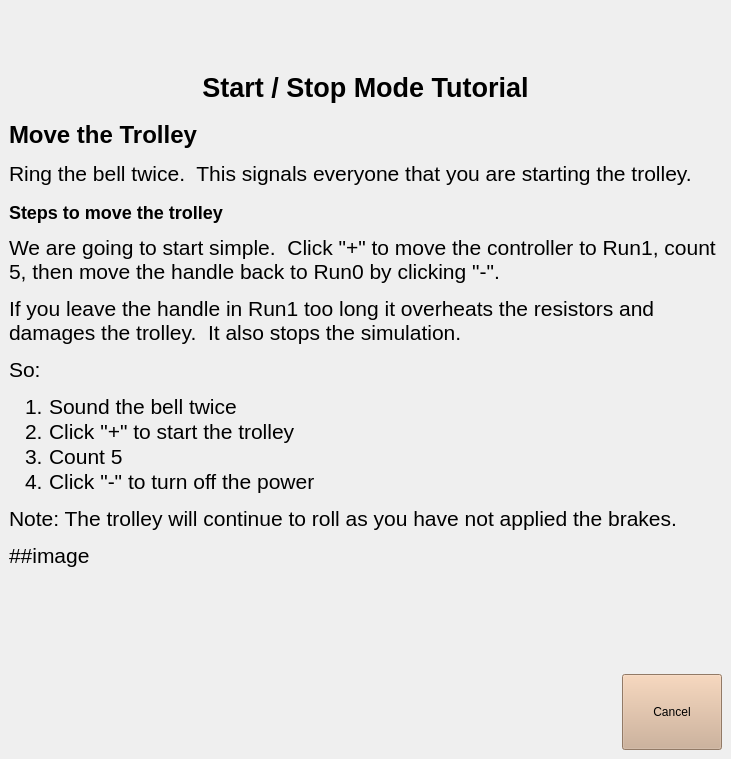
The window that start.7.ui (oualline/trolley.sim) describes before a commit, drawn with Qt 5.
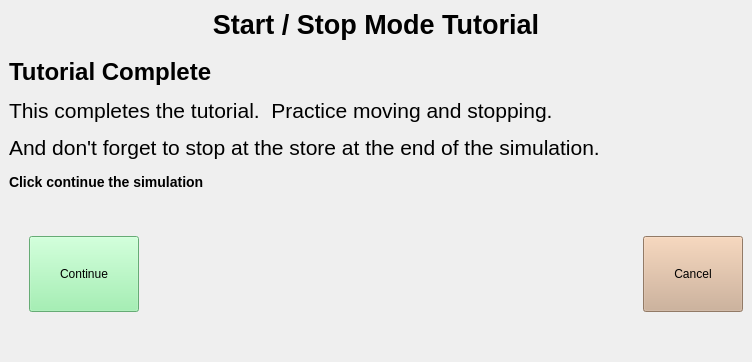
The same window after the commit.

Commit message: Start/Stop tutorial almost working

Patch:
```diff
--- a/start.7.ui
+++ b/start.7.ui
@@ -9,8 +9,8 @@
    <rect>
     <x>0</x>
     <y>0</y>
-    <width>731</width>
-    <height>759</height>
+    <width>752</width>
+    <height>362</height>
    </rect>
   </property>
   <property name="windowTitle">
@@ -28,21 +28,10 @@
 p, li { white-space: pre-wrap; }
 &lt;/style&gt;&lt;/head&gt;&lt;body style=&quot; font-family:'Ubuntu'; font-size:16pt; font-weight:400; font-style:normal;&quot;&gt;
 &lt;p align=&quot;center&quot; style=&quot; margin-top:12px; margin-bottom:12px; margin-left:0px; margin-right:0px; -qt-block-indent:0; text-indent:0px;&quot;&gt;&lt;span style=&quot; font-size:20pt; font-weight:600;&quot;&gt;Start / Stop Mode Tutorial&lt;/span&gt;&lt;/p&gt;
-&lt;h1 style=&quot; margin-top:18px; margin-bottom:12px; margin-left:0px; margin-right:0px; -qt-block-indent:0; text-indent:0px;&quot;&gt;&lt;span style=&quot; font-size:xx-large; font-weight:600;&quot;&gt;Move the Trolley&lt;/span&gt;&lt;/h1&gt;
-&lt;p style=&quot; margin-top:12px; margin-bottom:12px; margin-left:0px; margin-right:0px; -qt-block-indent:0; text-indent:0px;&quot;&gt;Ring the bell twice.  This signals everyone that you are starting the trolley.&lt;/p&gt;
-&lt;H2&gt;Steps to move the trolley&lt;/H2&gt;
-&lt;p style=&quot; margin-top:12px; margin-bottom:12px; margin-left:0px; margin-right:0px; -qt-block-indent:0; text-indent:0px;&quot;&gt;We are going to start simple.  Click &amp;quot;+&amp;quot; to move the controller to Run1, count 5, then move the handle back to Run0 by clicking &amp;quot;-&amp;quot;.&lt;/p&gt;
-&lt;p style=&quot; margin-top:12px; margin-bottom:12px; margin-left:0px; margin-right:0px; -qt-block-indent:0; text-indent:0px;&quot;&gt;If you leave the handle in Run1 too long it overheats the resistors and damages the trolley.  It also stops the simulation.&lt;/p&gt;
-&lt;p style=&quot; margin-top:12px; margin-bottom:12px; margin-left:0px; margin-right:0px; -qt-block-indent:0; text-indent:0px;&quot;&gt;So:&lt;/p&gt;
-&lt;ol&gt;
-&lt;li&gt;Sound the bell twice&lt;/li&gt;
-&lt;li&gt;Click &amp;quot;+&amp;quot; to start the trolley&lt;/li&gt;
-&lt;li&gt;Count 5&lt;/li&gt;
-&lt;li&gt;Click &amp;quot;-&amp;quot; to turn off the power&lt;/li&gt;
-&lt;/ol&gt;
-&lt;P&gt;Note: The trolley will continue to roll as you have not applied the brakes.&lt;/p&gt;
-&lt;p style=&quot; margin-top:12px; margin-bottom:12px; margin-left:0px; margin-right:0px; -qt-block-indent:0; text-indent:0px;&quot;&gt;##image &lt;/p&gt;
-&lt;p style=&quot;-qt-paragraph-type:empty; margin-top:12px; margin-bottom:12px; margin-left:0px; margin-right:0px; -qt-block-indent:0; text-indent:0px;&quot;&gt;&lt;br /&gt;&lt;/p&gt;&lt;/body&gt;&lt;/html&gt;</string>
+&lt;h1 style=&quot; margin-top:18px; margin-bottom:12px; margin-left:0px; margin-right:0px; -qt-block-indent:0; text-indent:0px;&quot;&gt;&lt;span style=&quot; font-size:xx-large; font-weight:600;&quot;&gt;Tutorial Complete&lt;/span&gt;&lt;/h1&gt;
+&lt;p style=&quot; margin-top:12px; margin-bottom:12px; margin-left:0px; margin-right:0px; -qt-block-indent:0; text-indent:0px;&quot;&gt;This completes the tutorial.  Practice moving and stopping.&lt;/p&gt;
+&lt;p style=&quot; margin-top:12px; margin-bottom:12px; margin-left:0px; margin-right:0px; -qt-block-indent:0; text-indent:0px;&quot;&gt;And don't forget to stop at the store at the end of the simulation.&lt;/p&gt;
+&lt;h3 style=&quot; margin-top:14px; margin-bottom:12px; margin-left:0px; margin-right:0px; -qt-block-indent:0; text-indent:0px;&quot;&gt;&lt;span style=&quot; font-size:large; font-weight:600;&quot;&gt;Click continue the simulation&lt;/span&gt;&lt;/h3&gt;&lt;/body&gt;&lt;/html&gt;</string>
         </property>
         <property name="wordWrap">
          <bool>true</bool>
@@ -51,6 +40,35 @@
       </item>
       <item>
        <layout class="QHBoxLayout" name="horizontalLayout">
+        <item>
+         <spacer name="verticalSpacer_2">
+          <property name="orientation">
+           <enum>Qt::Vertical</enum>
+          </property>
+          <property name="sizeHint" stdset="0">
+           <size>
+            <width>20</width>
+            <height>40</height>
+           </size>
+          </property>
+         </spacer>
+        </item>
+        <item>
+         <widget class="QPushButton" name="ClickHere">
+          <property name="styleSheet">
+           <string notr="true">QPushButton {
+    background-color: rgb(143, 240, 164);
+    color:rgb(0, 0, 0);
+    padding: 30px 30px;
+}
+
+</string>
+          </property>
+          <property name="text">
+           <string>Continue</string>
+          </property>
+         </widget>
+        </item>
         <item>
          <spacer name="horizontalSpacer_2">
           <property name="orientation">
```
Left out of the diff: 23 changed lines with no effect on the pictures. The commit also changes 20 other files.
